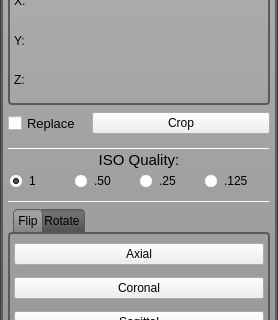
Old version of the form src/Interface/AppInterface/LayerGroupWidget.ui in the repository SCIInstitute/Seg3D; both pictures show x 0 to 278 and y 236 to 556 of the 278 by 809 pixel window.
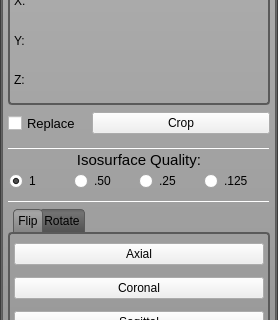
New version of the form. Icons and pictures are not drawn.

Commit message: - Created action for compute isosurface. - Hooked up isosurface quality buttons to state variable used for computing isosurface.

```diff
--- a/src/Interface/AppInterface/LayerGroupWidget.ui
+++ b/src/Interface/AppInterface/LayerGroupWidget.ui
@@ -7,7 +7,7 @@
     <x>0</x>
     <y>0</y>
     <width>278</width>
-    <height>808</height>
+    <height>809</height>
    </rect>
   </property>
   <property name="sizePolicy">
@@ -1361,7 +1361,7 @@
                      </font>
                     </property>
                     <property name="text">
-                     <string>ISO Quality:</string>
+                     <string>Isosurface Quality:</string>
                     </property>
                     <property name="alignment">
                      <set>Qt::AlignCenter</set>
```
The commit also changes 17 other files.
